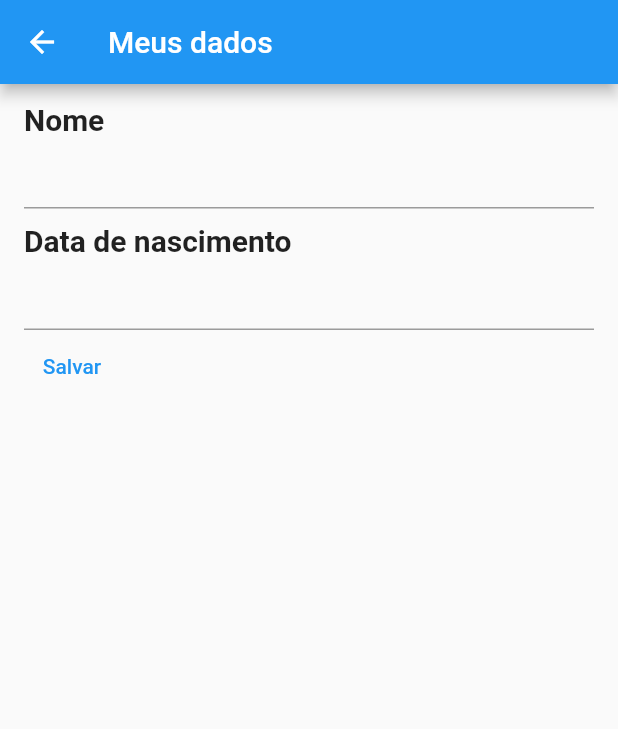
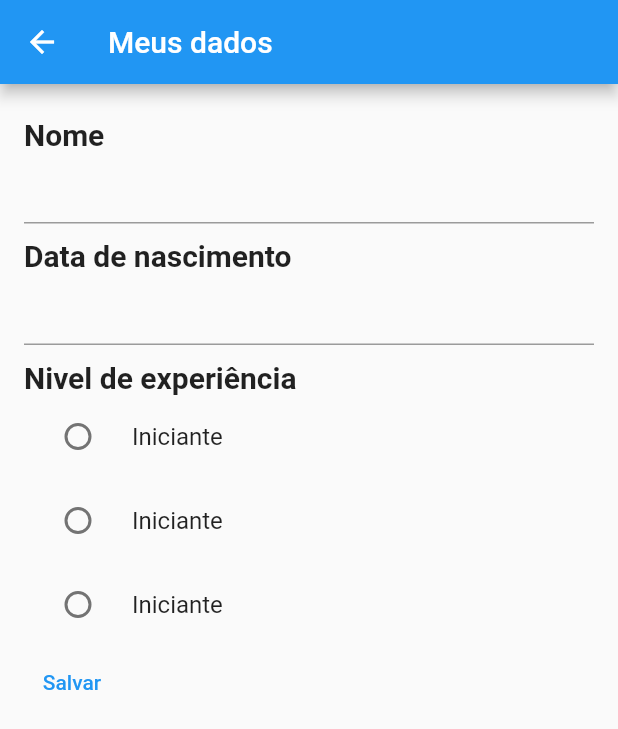
Before and after one commit to devfelpSs/testapps, a Flutter app: the DadosCadastraisPage screen opened directly, on a phone screen of 412 x 824 dp. Shown: the top 729 px of the screen. Run offline on Flutter 3.47's test engine with Material 2 defaults, Android fonts, the phone set to English and light mode, and no system bars; our stand-ins replace google_fonts; network calls fail.

Commit message:
adicionando funções de nivel de experiencia

```diff
--- a/lib/pages/dados_cadastrais.dart
+++ b/lib/pages/dados_cadastrais.dart
@@ -1,5 +1,6 @@
 
 import 'package:flutter/material.dart';
+import 'package:testapp/repositories/nivel_repository.dart';
 import 'package:testapp/shared/widgets/text_label.dart';
 
 
@@ -15,6 +16,14 @@ class _DadosCadastraisPageState extends State<DadosCadastraisPage> {
   var nomeController = TextEditingController(text: "");
   var dataNascimentoController = TextEditingController(text: "");
   DateTime? dataNascimento;
+  var nivelRepository = NivelRepository();
+  var niveis = [];
+
+@override void initState() {
+    // TODO: implement initState
+    niveis = nivelRepository.retornaNiveis();
+    super.initState();
+  }
 
   @override
   Widget build(BuildContext context) {
@@ -29,7 +38,6 @@ class _DadosCadastraisPageState extends State<DadosCadastraisPage> {
             TextField(
             controller: nomeController,
           ),
-          const SizedBox(height: 10,),
           const TextLabel(texto: "Data de nascimento"),
           TextField(
             controller: dataNascimentoController,
@@ -43,9 +51,24 @@ class _DadosCadastraisPageState extends State<DadosCadastraisPage> {
               if (data != null){
                 dataNascimentoController.text = data.toString();
                 dataNascimento = data;
-              };
+              }
             },
           ),
+          const TextLabel(texto: "Nivel de experiência"),
+
+        Column(
+          children: niveis
+            .map((nivel) => RadioListTile(
+              title: const Text("Iniciante"),
+              value: "Iniciante",
+              groupValue: "nivel experiencia",
+              onChanged: (value) {
+                print(value);
+              },
+            ))
+            .toList(),
+        ),
+
           TextButton(
             onPressed: () {
               print(nomeController.text);
--- /dev/null
+++ b/lib/repositories/nivel_repository.dart
@@ -0,0 +1,6 @@
+class NivelRepository {
+  List<String> retornaNiveis(){
+    return ["Iniciante", "Intermediario", "Avançado"];
+  }
+
+}
--- a/lib/shared/widgets/text_label.dart
+++ b/lib/shared/widgets/text_label.dart
@@ -9,6 +9,9 @@ class TextLabel extends StatelessWidget {
 
   @override
   Widget build(BuildContext context) {
-    return Text(texto, style: const TextStyle(fontSize: 20, fontWeight: FontWeight.w700));
+    return Container(
+      margin: const EdgeInsets.only(top: 10),
+      child: Text(texto,
+       style: const TextStyle(fontSize: 20, fontWeight: FontWeight.w700)));
   }
 }
```
